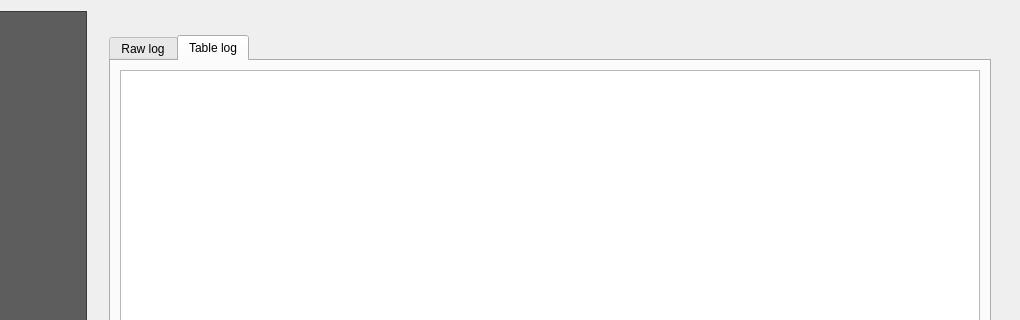
3liz/lizmap-plugin, file lizmap/resources/ui/ui_lizmap.ui: the form before one commit; both pictures show x 180 to 1200 and y 0 to 320 of the 1200 by 900 pixel window.
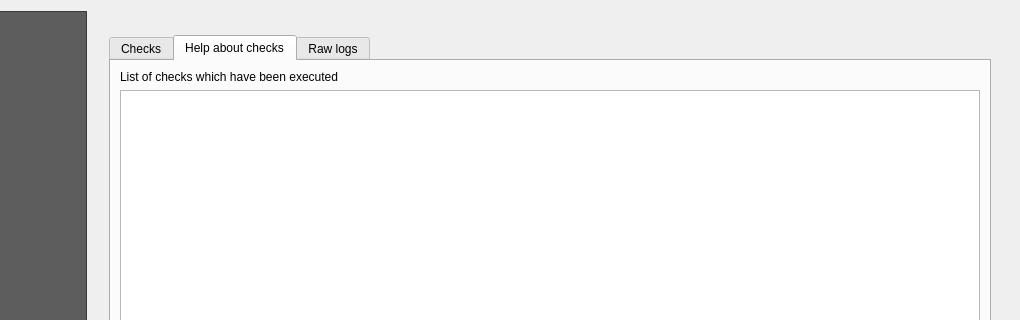
The form after the commit. The open tabs and pages were chosen to show the change. Custom widgets are drawn as their Qt base class.

Commit message: Rewrite all project rules checker, add a new table in settings for results and rules

```diff
--- a/lizmap/resources/ui/ui_lizmap.ui
+++ b/lizmap/resources/ui/ui_lizmap.ui
@@ -4621,9 +4621,46 @@
              <property name="currentIndex">
               <number>1</number>
              </property>
+             <widget class="QWidget" name="table_log">
+              <attribute name="title">
+               <string>Checks</string>
+              </attribute>
+              <layout class="QVBoxLayout" name="verticalLayout_70">
+               <item>
+                <widget class="QLabel" name="label_85">
+                 <property name="text">
+                  <string>Some checks might be blocking the CFG file generation. To fix, either use the tooltip in the last column, or check the documentation in the next tab for all errors which can be reported.</string>
+                 </property>
+                 <property name="wordWrap">
+                  <bool>true</bool>
+                 </property>
+                </widget>
+               </item>
+               <item>
+                <widget class="TableCheck" name="table_checks"/>
+               </item>
+              </layout>
+             </widget>
+             <widget class="QWidget" name="table_help">
+              <attribute name="title">
+               <string>Help about checks</string>
+              </attribute>
+              <layout class="QVBoxLayout" name="verticalLayout_71">
+               <item>
+                <widget class="QLabel" name="label_84">
+                 <property name="text">
+                  <string>List of checks which have been executed</string>
+                 </property>
+                </widget>
+               </item>
+               <item>
+                <widget class="QTextEdit" name="html_help"/>
+               </item>
+              </layout>
+             </widget>
              <widget class="QWidget" name="html_log">
               <attribute name="title">
-               <string>Raw log</string>
+               <string>Raw logs</string>
               </attribute>
               <layout class="QVBoxLayout" name="verticalLayout_69">
                <item>
@@ -4642,16 +4679,6 @@
                </item>
               </layout>
              </widget>
-             <widget class="QWidget" name="table_log">
-              <attribute name="title">
-               <string>Table log</string>
-              </attribute>
-              <layout class="QVBoxLayout" name="verticalLayout_70">
-               <item>
-                <widget class="TableCheck" name="table_checks"/>
-               </item>
-              </layout>
-             </widget>
             </widget>
            </item>
           </layout>
```
Left out of the diff: 31 changed lines with no effect on the pictures. The commit also changes 17 other files.
